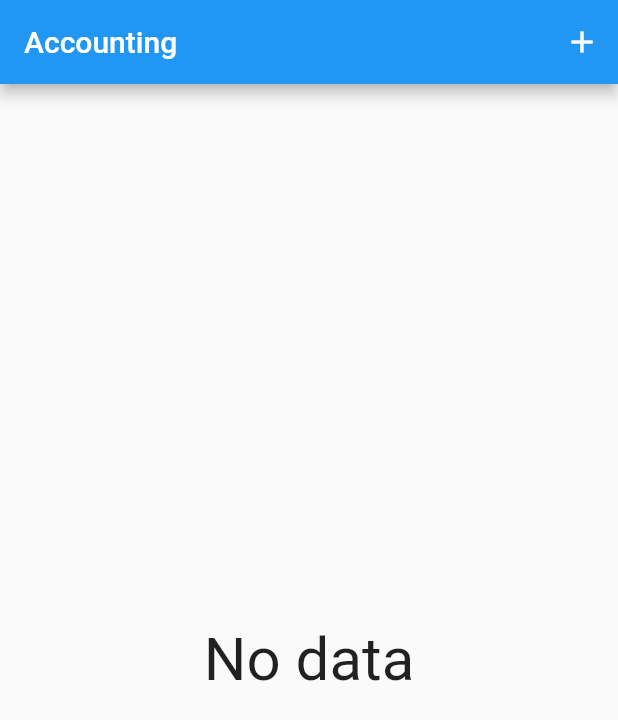
After one commit to Washira/Flutter-items-list-and-database, a Flutter app: the screen it shows after launch, on a phone screen of 412 x 824 dp. The commit adds this screen. Shown: the top 720 px of the screen. Run offline on Flutter 3.47's test engine with Material 2 defaults, Android fonts, the phone set to English and light mode, and no system bars; our stand-ins replace sembast.

Commit message:
create HomeScreen file and move scaffold from MyHomePage in it

```diff
--- a/lib/database/transaction_db.dart
+++ b/lib/database/transaction_db.dart
@@ -43,7 +43,9 @@ class TransactionDB {
   Future<List> loadAllData() async {
     var db = await this.openDatabase();
     var store = intMapStoreFactory.store("expense");
-    var snapshot = await store.find(db);
+
+    //fill data is from latest to oldest => false
+    var snapshot = await store.find(db, finder: Finder(sortOrders: [SortOrder(Field.key, false)]));
     List transactionList = List<Transactions>();
     for (var record in snapshot) {
       transactionList.add(Transactions(
@@ -52,7 +54,6 @@ class TransactionDB {
         date: DateTime.parse(record["date"]),
       ));
     }
-    print(snapshot);
     return transactionList;
   }
 }
--- /dev/null
+++ b/lib/screens/home_screen.dart
@@ -0,0 +1,73 @@
+import 'package:flutter/material.dart';
+import 'package:flutter/services.dart';
+import 'package:flutter_database_1/models/transactions.dart';
+import 'package:flutter_database_1/providers/transaction_provider.dart';
+import 'package:flutter_database_1/screens/form_screen.dart';
+import 'package:intl/intl.dart';
+import 'package:provider/provider.dart';
+
+class HomeScreen extends StatefulWidget {
+  @override
+  _HomeScreenState createState() => _HomeScreenState();
+}
+
+class _HomeScreenState extends State<HomeScreen> {
+  @override
+  void initState() {
+    // TODO: implement initState
+    super.initState();
+    Provider.of<TransactionProvider>(context, listen: false).initdata();
+  }
+
+  @override
+  Widget build(BuildContext context) {
+    return Scaffold(
+        appBar: AppBar(
+          title: Text("Accounting"),
+          actions: [
+            IconButton(
+                icon: Icon(Icons.add),
+                onPressed: () {
+                  Navigator.push(context, MaterialPageRoute(builder: (context) {
+                    return FormScreen();
+                  }));
+                }),
+
+          ],
+        ),
+        body: Consumer(
+          builder: (context, TransactionProvider provider, Widget child) {
+            var count = provider.transactions.length;
+            if (count <= 0) {
+              return Center(
+                child: Text(
+                  "No data",
+                  style: TextStyle(fontSize: 40),
+                ),
+              );
+            } else {
+              return ListView.builder(
+                  itemCount: count,
+                  itemBuilder: (context, int index) {
+                    Transactions data = provider.transactions[index];
+                    return Card(
+                      margin: const EdgeInsets.symmetric(
+                          vertical: 8, horizontal: 5),
+                      elevation: 5,
+                      child: ListTile(
+                        leading: CircleAvatar(
+                          child: FittedBox(
+                            child: Text(data.amount.toString()),
+                          ),
+                        ),
+                        title: Text(data.title),
+                        subtitle:
+                            Text(DateFormat("dd/MM/yyyy").format(data.date)),
+                      ),
+                    );
+                  });
+            }
+          },
+        ));
+  }
+}
```
Also changed, not shown: lib/main.dart (+4 -59 lines).
